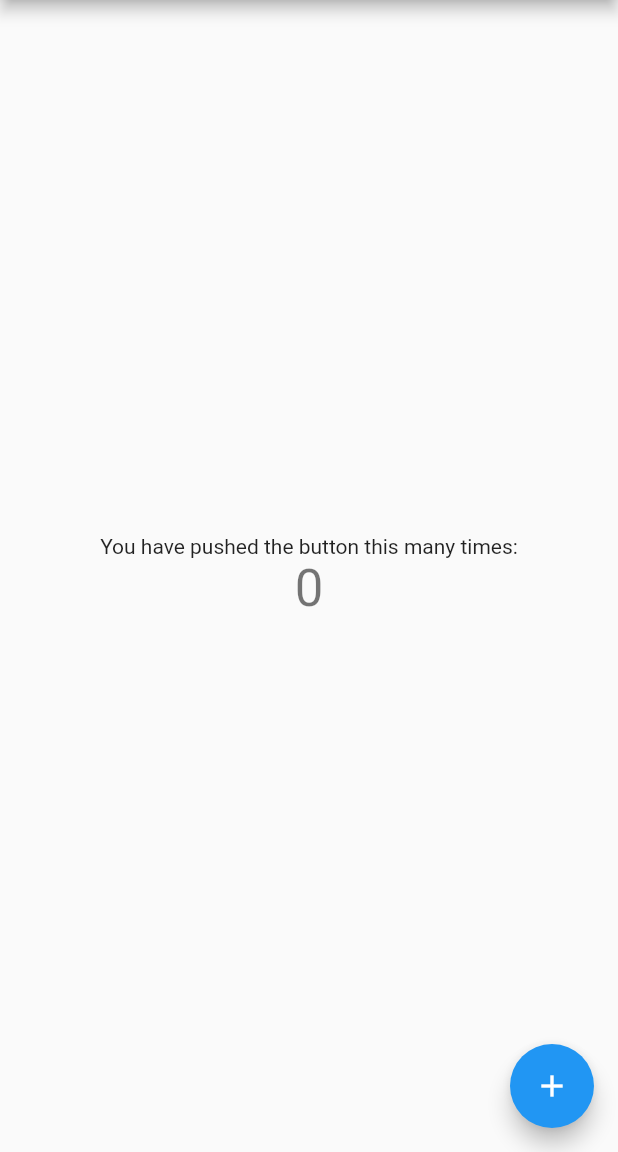
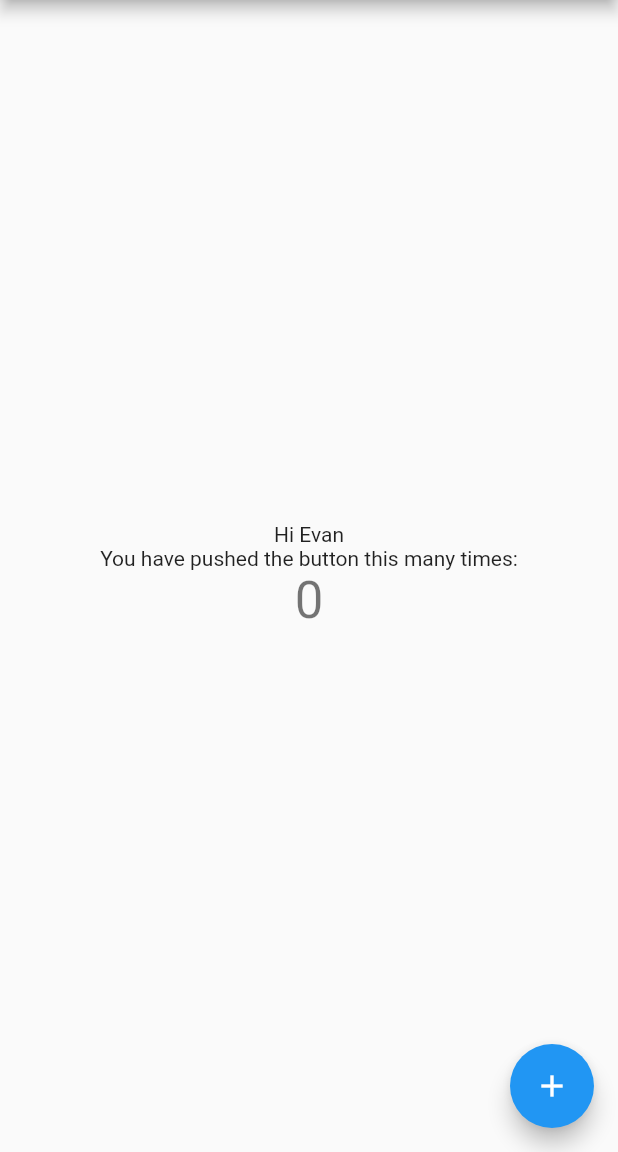
Before and after one commit to MayuriXx/Flutter_app, a Flutter app: the screen it shows after launch, on a phone screen of 412 x 824 dp, the part 84-1236 px from its top. Run offline on Flutter 3.47's test engine with Material 2 defaults, Android fonts, the phone set to English and light mode, and no system bars.

Commit message:
:building_construction: add config project

```diff
--- a/lib/main.dart
+++ b/lib/main.dart
@@ -91,6 +91,7 @@ class _MyHomePageState extends State<MyHomePage> {
           // horizontal).
           mainAxisAlignment: MainAxisAlignment.center,
           children: <Widget>[
+            Text('Hi Evan'),
             Text(
               'You have pushed the button this many times:',
             ),
--- a/pubspec.yaml
+++ b/pubspec.yaml
@@ -27,6 +27,9 @@ dependencies:
 dev_dependencies:
   flutter_test:
     sdk: flutter
+  firebase_auth: ^0.11.1
+  google_sign_in: ^4.0.1+3
+
 
 
 # For information on the generic Dart part of this file, see the
```
Also changed, not shown: lib/src/resources/providers/ApiProviders/userApiProvider.dart (added), lib/src/resources/providers/localProviders/userLocalProvider.dart (added), pubspec.lock, 6 other files.
